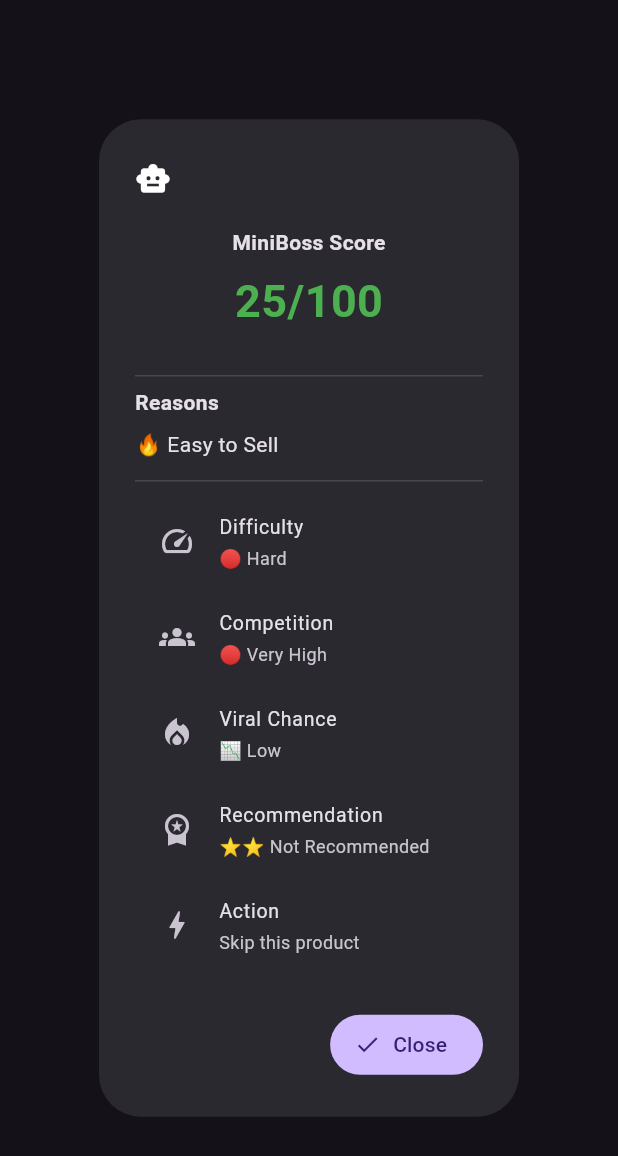
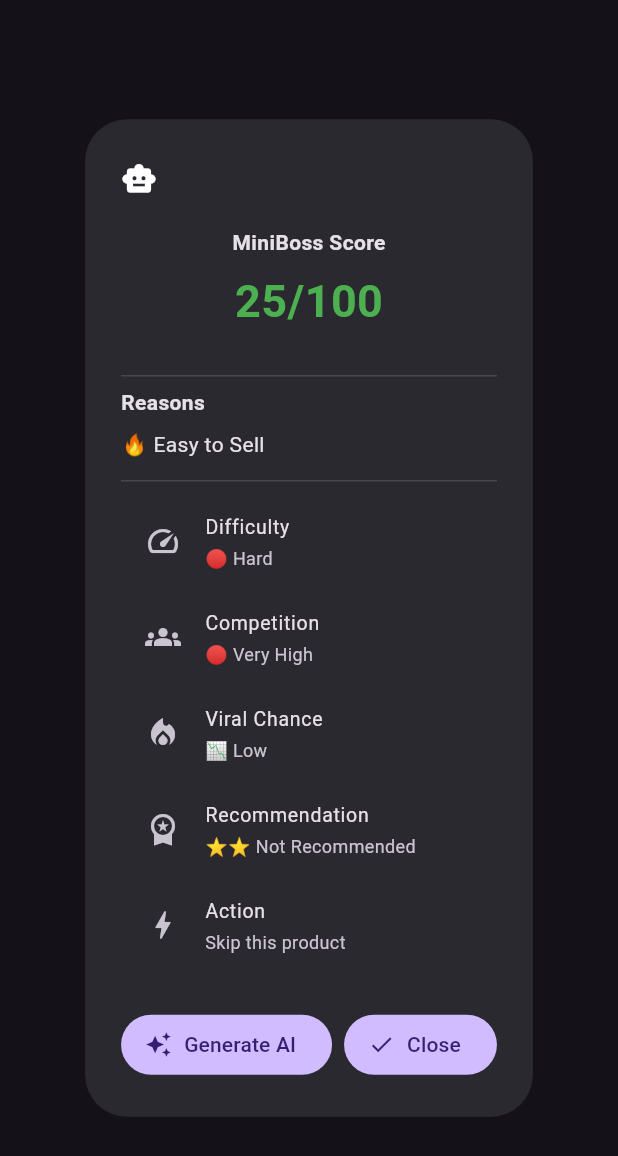
Before and after one commit to soloforge-ai/SoloForge-AI, a Flutter app: the MiniBossDialog widget shown alone on an empty page, opened directly with empty values, on a phone screen of 412 x 824 dp. Shown: the top 1156 px of the screen. Run offline on Flutter 3.47's test engine with Material 3 defaults, Android fonts, the light colour scheme and no system bars.

Commit message:
Sprint 11: Integrate AI content preview into MiniBoss dialog

```diff
--- a/frontend/lib/ai/content_engine.dart
+++ b/frontend/lib/ai/content_engine.dart
@@ -24,9 +24,11 @@ class ContentEngine {
       caption: '''
 นี่คือ Mock Content ที่สร้างจาก PromptBuilder
 
-$product
+สินค้า : ${product.name}
+ราคา : ฿${product.price}
+หมวดหมู่ : ${product.category}
 
-Prompt Length: ${prompt.length} characters
+Prompt Length : ${prompt.length} characters
 ''',
       hashtags: const [
         '#SoloForgeAI',
--- a/frontend/lib/widgets/miniboss_dialog.dart
+++ b/frontend/lib/widgets/miniboss_dialog.dart
@@ -1,9 +1,13 @@
 import 'package:flutter/material.dart';
 
 import '../engine/miniboss_engine.dart';
+import '../models/generated_content.dart';
 import '../models/product.dart';
 
-class MiniBossDialog extends StatelessWidget {
+import '../ai/content_engine.dart';
+import '../ai/platforms.dart';
+
+class MiniBossDialog extends StatefulWidget {
   final Product product;
 
   const MiniBossDialog({
@@ -12,8 +16,34 @@ class MiniBossDialog extends StatelessWidget {
   });
 
   @override
+  State<MiniBossDialog> createState() => _MiniBossDialogState();
+}
+
+class _MiniBossDialogState extends State<MiniBossDialog> {
+  bool _loading = false;
+  GeneratedContent? _generatedContent;
+
+  Future<void> _generateContent() async {
+  setState(() {
+    _loading = true;
+  });
+
+  final result = await ContentEngine.generateContent(
+    product: widget.product,
+    platform: PlatformType.tiktok,
+  );
+
+  if (!mounted) return;
+
+  setState(() {
+    _generatedContent = result;
+    _loading = false;
+  });
+}
+
+  @override
   Widget build(BuildContext context) {
-    final result = MiniBossEngine.analyze(product);
+    final result = MiniBossEngine.analyze(widget.product);
 
     return AlertDialog(
       title: Row(
@@ -22,7 +52,7 @@ class MiniBossDialog extends StatelessWidget {
           const SizedBox(width: 8),
           Expanded(
             child: Text(
-              product.name,
+              widget.product.name,
               style: const TextStyle(
                 fontWeight: FontWeight.bold,
               ),
@@ -56,73 +86,126 @@ class MiniBossDialog extends StatelessWidget {
                 ],
               ),
             ),
-
             const SizedBox(height: 20),
-
             const Divider(),
-
             const Text(
               "Reasons",
               style: TextStyle(
                 fontWeight: FontWeight.bold,
               ),
             ),
-
             const SizedBox(height: 8),
-
             ...result.reasons.map(
               (reason) => Padding(
                 padding: const EdgeInsets.only(bottom: 6),
                 child: Text(reason),
               ),
             ),
-
             const Divider(),
-
             ListTile(
               dense: true,
               leading: const Icon(Icons.speed),
               title: const Text("Difficulty"),
               subtitle: Text(result.difficulty),
             ),
-
             ListTile(
               dense: true,
               leading: const Icon(Icons.groups),
               title: const Text("Competition"),
               subtitle: Text(result.competition),
             ),
-
             ListTile(
               dense: true,
               leading: const Icon(Icons.local_fire_department),
               title: const Text("Viral Chance"),
               subtitle: Text(result.viralChance),
             ),
-
             ListTile(
               dense: true,
               leading: const Icon(Icons.workspace_premium),
               title: const Text("Recommendation"),
               subtitle: Text(result.recommendation),
             ),
-
             ListTile(
               dense: true,
               leading: const Icon(Icons.bolt),
               title: const Text("Action"),
               subtitle: Text(result.action),
             ),
+
+// 👇 วางตรงนี้
+if (_generatedContent != null) ...[
+  const Divider(),
+  const SizedBox(height: 8),
+
+  const Text(
+    '✨ AI Generated Content',
+    style: TextStyle(
+      fontSize: 16,
+      fontWeight: FontWeight.bold,
+    ),
+  ),
+
+  const SizedBox(height: 12),
+
+  Text(
+    'Hook',
+    style: Theme.of(context).textTheme.titleSmall,
+  ),
+  Text(_generatedContent!.hook),
+
+  const SizedBox(height: 12),
+
+  Text(
+    'Caption',
+    style: Theme.of(context).textTheme.titleSmall,
+  ),
+  Text(_generatedContent!.caption),
+
+  const SizedBox(height: 12),
+
+  Text(
+    'Hashtags',
+    style: Theme.of(context).textTheme.titleSmall,
+  ),
+  Text(_generatedContent!.hashtags.join(' ')),
+
+  const SizedBox(height: 12),
+
+  Text(
+    'Call To Action',
+    style: Theme.of(context).textTheme.titleSmall,
+  ),
+  Text(_generatedContent!.callToAction),
+],
           ],
         ),
       ),
       actions: [
         FilledButton.icon(
-          onPressed: () => Navigator.pop(context),
-          icon: const Icon(Icons.check),
-          label: const Text("Close"),
-        ),
-      ],
+            onPressed: _loading ? null : _generateContent,
+            icon: _loading
+                ? const SizedBox(
+            width: 18,
+            height: 18,
+            child: CircularProgressIndicator(
+              strokeWidth: 2,
+            ),
+          )
+        : const Icon(Icons.auto_awesome),
+    label: Text(
+      _loading
+          ? "Generating..."
+          : "Generate AI",
+    ),
+  ),
+
+  FilledButton.icon(
+    onPressed: _loading ? null : () => Navigator.pop(context),
+    icon: const Icon(Icons.check),
+    label: const Text("Close"),
+  ),
+],
     );
   }
 }
```
